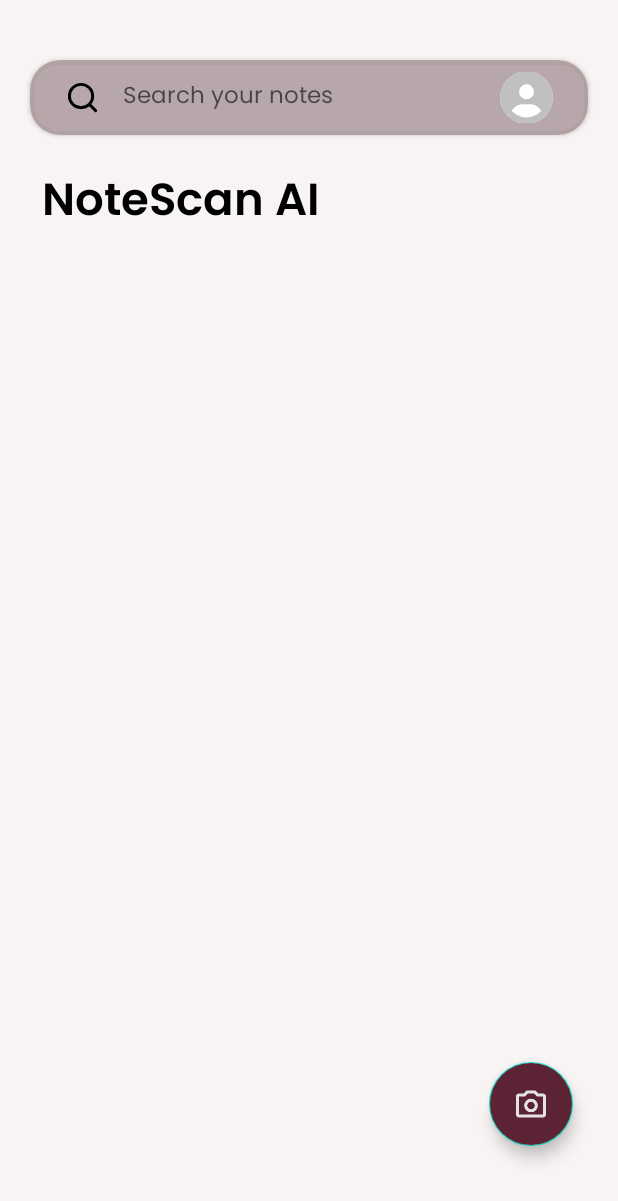
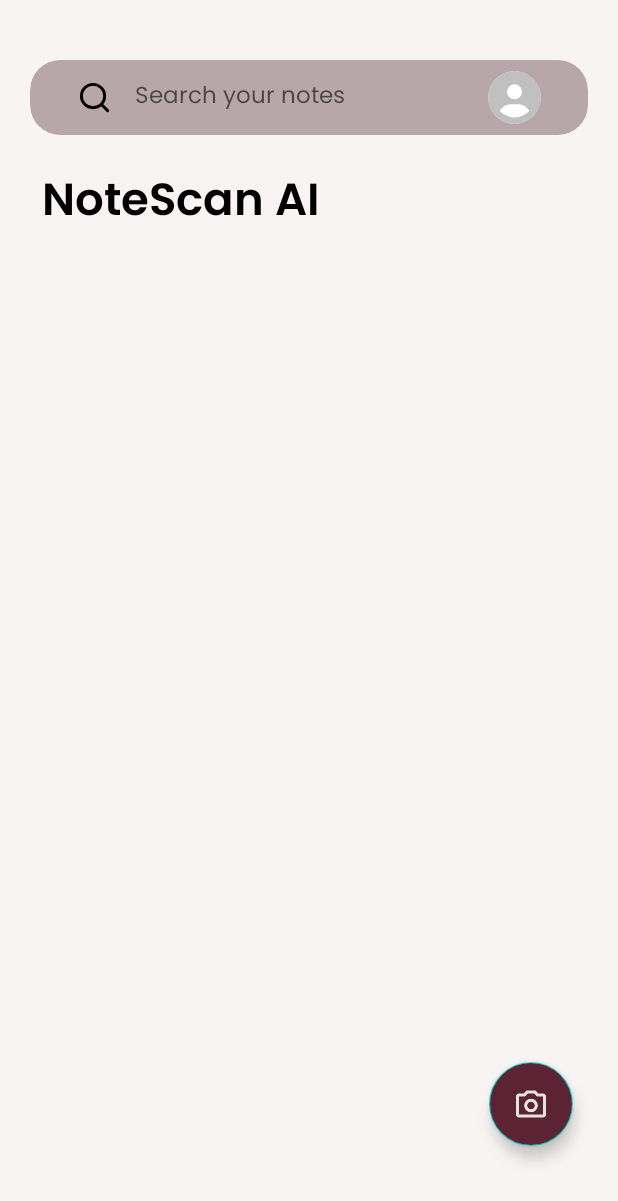
Before and after one commit to dhosptn/notescan-ai-app, an Android app: the screen it shows after launch (HomeActivity), on a phone screen of 412 x 824 dp. Shown: the top 1201 px of the screen. Run offline under Robolectric (Android 15) with nearby library versions, the phone set to English and light mode, and no system bars; our stand-ins replace Firebase (no records; nobody signed in at launch, a user with empty details on screens opened directly); libraries missing offline, so code that uses them is left out: com.google.mlkit.vision; 1 statement that could not run was skipped.

Commit message:
Update Search Bar

```diff
--- a/NoteScanAI/app/src/main/java/com/example/notescanai/HomeActivity.java
+++ b/NoteScanAI/app/src/main/java/com/example/notescanai/HomeActivity.java
@@ -102,7 +102,7 @@ public class HomeActivity extends AppCompatActivity {
         });
 
         // Initialize UsreIcon view
-        UsreIcon = findViewById(R.id.UsreIcon);
+        UsreIcon = findViewById(R.id.UserIcon);
 
         UsreIcon.setOnClickListener(new View.OnClickListener() {
             @Override
@@ -146,7 +146,7 @@ public class HomeActivity extends AppCompatActivity {
         // Load notes from Firebase
         loadNotesFromFirebase();
 
-        ImageView imageView = findViewById(R.id.UsreIcon); // your ImageView
+        ImageView imageView = findViewById(R.id.UserIcon); // your ImageView
 
         SharedPreferences prefs = getSharedPreferences("MyPrefs", MODE_PRIVATE);
         String base64Str = prefs.getString("profileImage", null);
@@ -453,7 +453,7 @@ public class HomeActivity extends AppCompatActivity {
     // Contoh penggunaan di activity lain
     public void displaySavedImage() {
         // Misalnya di ProfileDisplayActivity
-        ImageView imageView = findViewById(R.id.UsreIcon);
+        ImageView imageView = findViewById(R.id.UserIcon);
 
         Bitmap savedBitmap = getImageFromSharedPreferences(this);
         if (savedBitmap != null) {
--- a/NoteScanAI/app/src/main/res/layout/activity_home.xml
+++ b/NoteScanAI/app/src/main/res/layout/activity_home.xml
@@ -25,14 +25,15 @@
                 android:layout_marginStart="20dp"
                 android:layout_marginEnd="20dp"
                 app:cardCornerRadius="20dp"
-                app:cardBackgroundColor="@color/wine_opacity13">
+                app:cardElevation="0dp"
+                android:backgroundTint="@color/wine_opacity13">
 
                 <LinearLayout
                     android:layout_width="match_parent"
                     android:layout_height="match_parent"
                     android:orientation="horizontal"
-                    android:gravity="center"
-                    android:padding="8dp">
+                    android:gravity="center_vertical"
+                    android:paddingHorizontal="16dp">
 
                     <ImageView
                         android:layout_width="23dp"
@@ -43,10 +44,12 @@
                     <EditText
                         android:id="@+id/searchEditText"
                         android:layout_width="0dp"
-                        android:layout_height="wrap_content"
+                        android:layout_height="match_parent"
                         android:layout_marginLeft="15dp"
                         android:layout_weight="1"
                         android:background="@null"
+                        android:backgroundTint="@android:color/transparent"
+                        android:padding="0dp"
                         android:focusable="true"
                         android:focusableInTouchMode="true"
                         android:fontFamily="@font/poppins_regular"
@@ -56,8 +59,9 @@
                         android:textSize="15sp"
                         tools:ignore="TouchTargetSizeCheck" />
 
+
                     <ImageView
-                        android:id="@+id/UsreIcon"
+                        android:id="@+id/UserIcon"
                         android:layout_width="35dp"
                         android:layout_height="35dp"
                         android:layout_marginRight="15dp"
```
